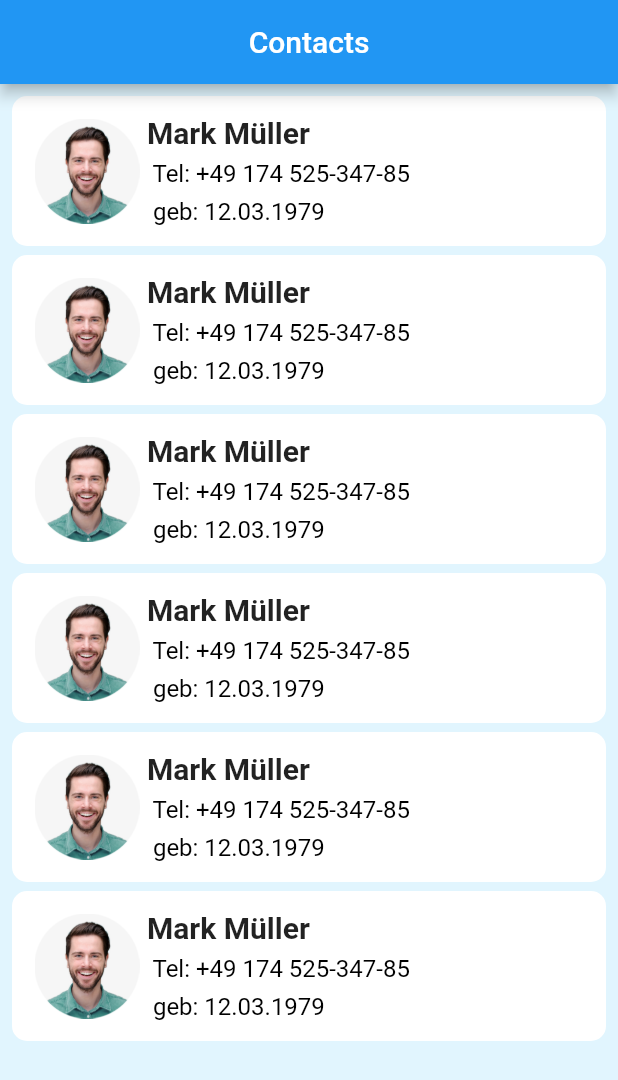
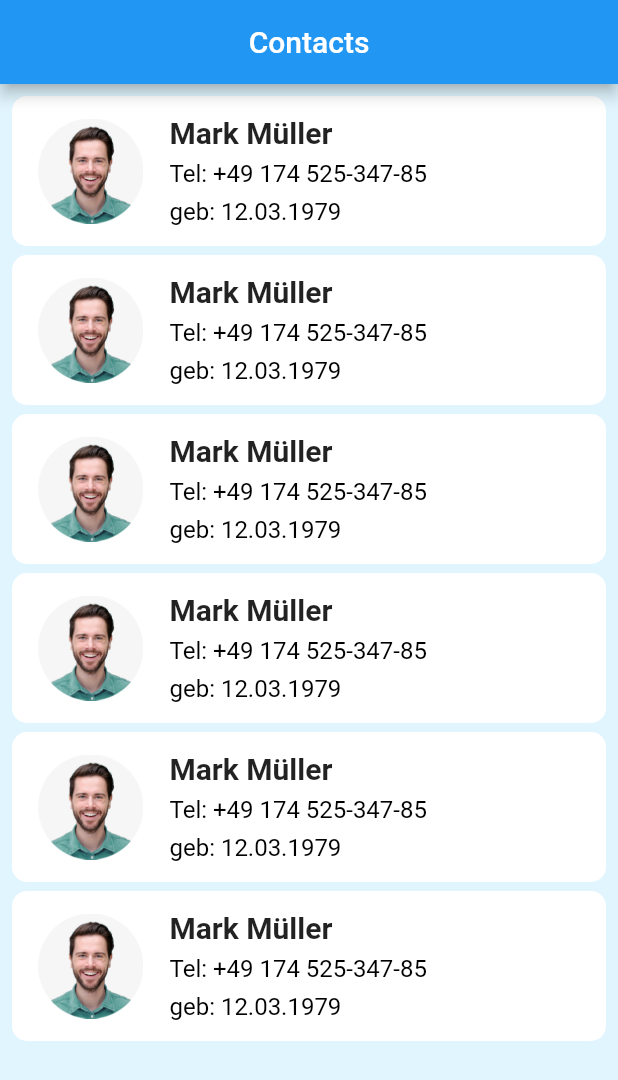
Before and after one commit to VeronikaLo/Mobile, a Flutter app: the screen it shows after launch, on a phone screen of 412 x 824 dp. Shown: the top 1080 px of the screen. Run offline on Flutter 3.47's test engine with Material 2 defaults, Android fonts, the phone set to English and light mode, and no system bars.

Commit message:
image fixed

```diff
--- a/week4_dart/lib/main.dart
+++ b/week4_dart/lib/main.dart
@@ -49,8 +49,9 @@ class ContactCard extends StatelessWidget {
           children: [
             Container(
               alignment: Alignment.center,
-              width: 80,
+              width: 85,
               padding: const EdgeInsets.all(5),
+              margin: const EdgeInsets.only(right: 10) ,
               child: Image.asset("assets/images/pic1.png"),
             ),
             Column(
@@ -58,14 +59,10 @@ class ContactCard extends StatelessWidget {
               crossAxisAlignment: CrossAxisAlignment.start,
               children: const [
                 Text('Mark Müller',
-                    textDirection: TextDirection.ltr,
-                    style:
-                        TextStyle(fontSize: 20, fontWeight: FontWeight.bold)),
-                Text(' Tel: +49 174 525-347-85',
-                    textDirection: TextDirection.ltr,
+                    style:TextStyle(fontSize: 20, fontWeight: FontWeight.bold)),
+                Text('Tel: +49 174 525-347-85',
                     style: TextStyle(fontSize: 16, color: Colors.black)),
-                Text(' geb: 12.03.1979',
-                    textDirection: TextDirection.ltr,
+                Text('geb: 12.03.1979',
                     style: TextStyle(fontSize: 16, color: Colors.black))
               ],
             )
```
